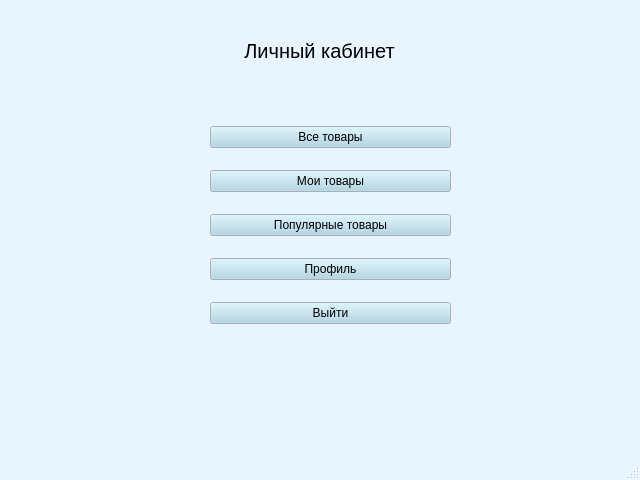
Before: the Qt Designer form windows/customer_menu.ui in KristinaBu/aisDB, drawn with Qt 5.
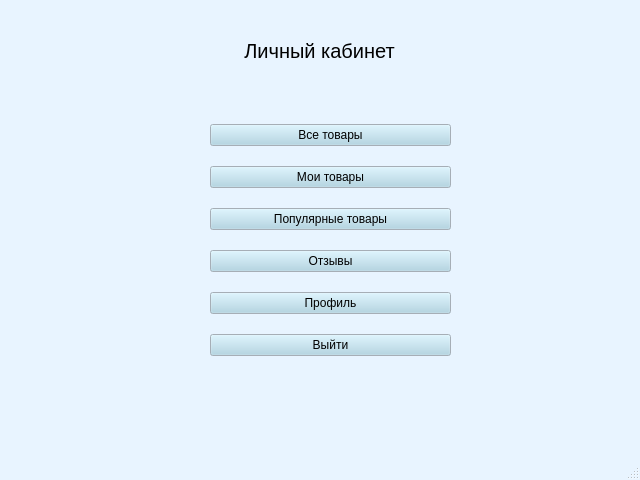
After: the same form once the commit is applied.

What changed in the file:
```diff
--- a/windows/customer_menu.ui
+++ b/windows/customer_menu.ui
@@ -489,7 +489,7 @@
       <x>210</x>
       <y>110</y>
       <width>241</width>
-      <height>231</height>
+      <height>261</height>
      </rect>
     </property>
     <layout class="QGridLayout" name="gridLayout_2">
@@ -505,10 +505,10 @@
      <property name="verticalSpacing">
       <number>6</number>
      </property>
-     <item row="4" column="0">
-      <widget class="QPushButton" name="lk">
+     <item row="6" column="0">
+      <widget class="QPushButton" name="exit">
        <property name="text">
-        <string>Профиль</string>
+        <string>Выйти</string>
        </property>
       </widget>
      </item>
@@ -519,17 +519,10 @@
        </property>
       </widget>
      </item>
-     <item row="0" column="0">
-      <widget class="QPushButton" name="artworks">
-       <property name="text">
-        <string>Все товары</string>
-       </property>
-      </widget>
-     </item>
      <item row="5" column="0">
-      <widget class="QPushButton" name="exit">
+      <widget class="QPushButton" name="lk">
        <property name="text">
-        <string>Выйти</string>
+        <string>Профиль</string>
        </property>
       </widget>
      </item>
@@ -540,6 +533,20 @@
        </property>
       </widget>
      </item>
+     <item row="0" column="0">
+      <widget class="QPushButton" name="artworks">
+       <property name="text">
+        <string>Все товары</string>
+       </property>
+      </widget>
+     </item>
+     <item row="4" column="0">
+      <widget class="QPushButton" name="reviews">
+       <property name="text">
+        <string>Отзывы</string>
+       </property>
+      </widget>
+     </item>
     </layout>
    </widget>
    <widget class="QLabel" name="label">
```
